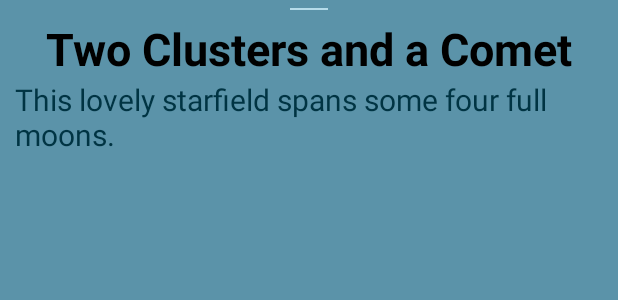
After one commit to BansheeMan/Klindyuk1919MaterialDesign, an Android app: the layout bottom_sheet_layout.xml on its own in the app's theme, with its tools: preview values and no code run, on a phone screen of 412 x 824 dp. The commit adds this screen. Shown: the top 300 px of the screen. Run offline under Robolectric (Android 15) with nearby library versions, the phone set to English and light mode, and no system bars.

Commit message:
HW 1 Добавил и настроил BottomSheetBehavior, поиск по WIKI

```diff
--- a/app/src/main/java/com/example/klindyuk1919materialdesign230522/utils/Keys.kt
+++ b/app/src/main/java/com/example/klindyuk1919materialdesign230522/utils/Keys.kt
@@ -2,3 +2,4 @@ package com.example.klindyuk1919materialdesign230522.utils
 
 const val NASA_DOMAIN = "https://api.nasa.gov/"
 const val NASA_ENDPOINT = "planetary/apod"
+const val WIKI_DOMAIN = "https://en.wikipedia.org/wiki/"
--- /dev/null
+++ b/app/src/main/res/drawable/ic_clear.xml
@@ -0,0 +1,5 @@
+<vector android:height="24dp" android:tint="#12495B"
+    android:viewportHeight="24" android:viewportWidth="24"
+    android:width="24dp" xmlns:android="http://schemas.android.com/apk/res/android">
+    <path android:fillColor="@android:color/white" android:pathData="M19,6.41L17.59,5 12,10.59 6.41,5 5,6.41 10.59,12 5,17.59 6.41,19 12,13.41 17.59,19 19,17.59 13.41,12z"/>
+</vector>
--- /dev/null
+++ b/app/src/main/res/drawable/ic_pokemon.xml
@@ -0,0 +1,5 @@
+<vector android:height="24dp" android:tint="#12495B"
+    android:viewportHeight="24" android:viewportWidth="24"
+    android:width="24dp" xmlns:android="http://schemas.android.com/apk/res/android">
+    <path android:fillColor="@android:color/white" android:pathData="M14.5,12c0,1.38 -1.12,2.5 -2.5,2.5c-1.38,0 -2.5,-1.12 -2.5,-2.5s1.12,-2.5 2.5,-2.5C13.38,9.5 14.5,10.62 14.5,12zM22,12c0,5.52 -4.48,10 -10,10C6.48,22 2,17.52 2,12S6.48,2 12,2C17.52,2 22,6.48 22,12zM20,12h-4c0,-2.21 -1.79,-4 -4,-4c-2.21,0 -4,1.79 -4,4H4c0,4.41 3.59,8 8,8C16.41,20 20,16.41 20,12z"/>
+</vector>
--- /dev/null
+++ b/app/src/main/res/layout/bottom_sheet_layout.xml
@@ -0,0 +1,49 @@
+<?xml version="1.0" encoding="utf-8"?>
+<androidx.constraintlayout.widget.ConstraintLayout xmlns:android="http://schemas.android.com/apk/res/android"
+    xmlns:app="http://schemas.android.com/apk/res-auto"
+    xmlns:tools="http://schemas.android.com/tools"
+    android:id="@+id/bottom_sheet_container"
+    android:layout_width="match_parent"
+    android:layout_height="match_parent"
+    android:background="@color/turquoise_400"
+    app:behavior_hideable="false"
+    app:behavior_peekHeight="@dimen/size_behavior_peek_height"
+    app:layout_behavior="com.google.android.material.bottomsheet.BottomSheetBehavior">
+
+    <View
+        android:id="@+id/bottom_sheet_line"
+        android:layout_width="25dp"
+        android:layout_height="1dp"
+        android:layout_marginTop="5dp"
+        android:background="@color/turquoise_100"
+        app:layout_constraintEnd_toEndOf="parent"
+        app:layout_constraintStart_toStartOf="parent"
+        app:layout_constraintTop_toTopOf="parent" />
+
+    <TextView
+        android:id="@+id/title"
+        android:layout_width="wrap_content"
+        android:layout_height="wrap_content"
+        android:layout_marginTop="5dp"
+        android:paddingStart="10dp"
+        android:paddingEnd="10dp"
+        android:textColor="#000"
+        android:textStyle="bold"
+        android:textSize="@dimen/size_text_bsm_title"
+        app:layout_constraintEnd_toEndOf="parent"
+        app:layout_constraintStart_toStartOf="parent"
+        app:layout_constraintTop_toBottomOf="@+id/bottom_sheet_line"
+        tools:text="Two Clusters and a Comet" />
+
+    <TextView
+        android:id="@+id/explanation"
+        android:layout_width="wrap_content"
+        android:layout_height="wrap_content"
+        android:paddingStart="10dp"
+        android:paddingEnd="10dp"
+        android:textSize="@dimen/size_text_bsl_explanation"
+        app:layout_constraintEnd_toEndOf="parent"
+        app:layout_constraintStart_toStartOf="parent"
+        app:layout_constraintTop_toBottomOf="@+id/title"
+        tools:text="This lovely starfield spans some four full moons." />
+</androidx.constraintlayout.widget.ConstraintLayout>
--- a/app/src/main/res/values/dimens.xml
+++ b/app/src/main/res/values/dimens.xml
@@ -2,4 +2,7 @@
 <resources>
     <dimen name="size_titel_error">80sp</dimen>
     <dimen name="size_error_description">40sp</dimen>
+    <dimen name="size_text_bsm_title">30sp</dimen>
+    <dimen name="size_text_bsl_explanation">20sp</dimen>
+    <dimen name="size_behavior_peek_height">135dp</dimen>
 </resources>
--- a/app/src/main/res/values/themes.xml
+++ b/app/src/main/res/values/themes.xml
@@ -1,4 +1,4 @@
-<resources xmlns:tools="http://schemas.android.com/tools">
+<resources>
     <!-- Base application theme. -->
     <style name="Theme.Klindyuk1919MaterialDesign230522" parent="Theme.MaterialComponents.DayNight.DarkActionBar">
         <!-- Primary brand color. -->
@@ -25,7 +25,7 @@
     </style>
 
     <style name="MyStyle" parent="Widget.MaterialComponents.TextInputLayout.OutlinedBox">
-        <item name="boxStrokeColor">#034AFF</item>
+        <item name="boxStrokeColor">@color/turquoise_600</item>
         <item name="helperTextEnabled">false</item>
         <item name="counterEnabled">false</item>
         <item name="errorTextColor">#034AFF</item>
```
Also changed, not shown: app/src/main/java/com/example/klindyuk1919materialdesign230522/view_viewmodel/picture/PictureOfTheDayFragment.kt (+48 -2 lines), app/src/main/res/drawable/ic_wikipedia.xml (added, +9 -0 lines), app/src/main/res/layout/fragment_picture_of_the_day.xml (+15 -4 lines), app/src/main/res/drawable/hello.png (added), app/src/main/res/drawable/welcome.png (added).
